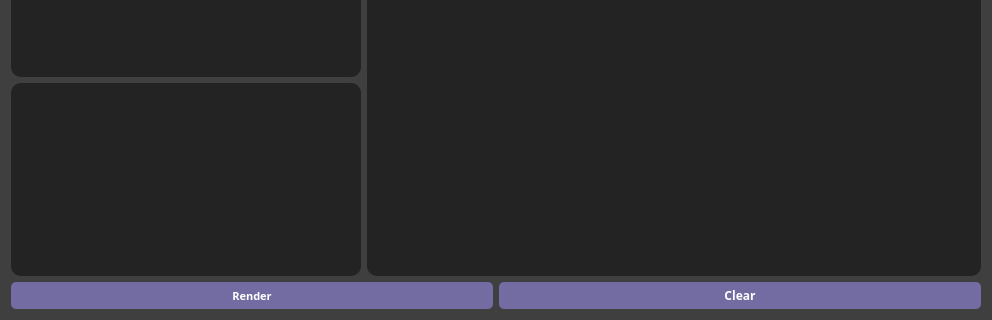
Before: the Qt Designer form UI/nukeTerminal_UI.ui in rameshbabuvfx/nuke_terminal_render, drawn with Qt 5; both pictures show x 0 to 992 and y 159 to 479 of the 992 by 479 pixel window.
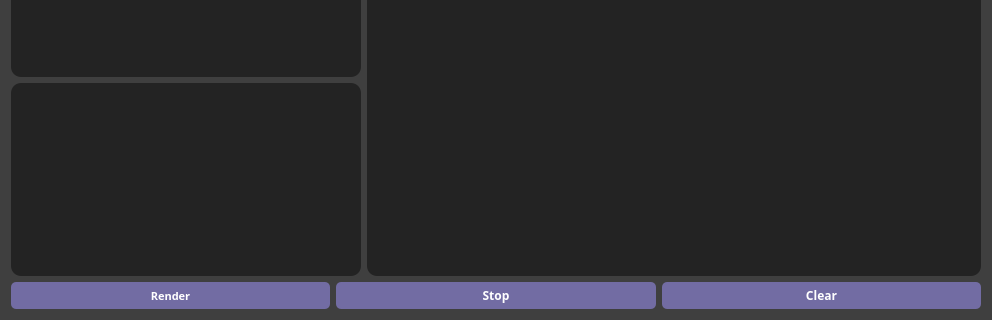
After: the same form once the commit is applied.

```diff
--- a/UI/nukeTerminal_UI.ui
+++ b/UI/nukeTerminal_UI.ui
@@ -13,6 +13,13 @@
     <height>479</height>
    </rect>
   </property>
+  <property name="font">
+   <font>
+    <family>MS Reference Sans Serif</family>
+    <weight>75</weight>
+    <bold>true</bold>
+   </font>
+  </property>
   <property name="windowTitle">
    <string>Form</string>
   </property>
@@ -60,6 +67,36 @@
        </property>
       </widget>
      </item>
+     <item>
+      <widget class="QPushButton" name="stop_pushButton">
+       <property name="minimumSize">
+        <size>
+         <width>0</width>
+         <height>27</height>
+        </size>
+       </property>
+       <property name="font">
+        <font>
+         <family>MS Reference Sans Serif</family>
+         <weight>75</weight>
+         <bold>true</bold>
+        </font>
+       </property>
+       <property name="styleSheet">
+        <string notr="true">QPushButton{
+	background-color: rgb(114, 108, 163);
+	color: rgb(255, 255, 255);
+	border-radius:5px;
+}
+QPushButton:pressed{
+	background-color: rgb(85, 81, 122);
+}</string>
+       </property>
+       <property name="text">
+        <string>Stop</string>
+       </property>
+      </widget>
+     </item>
      <item>
       <widget class="QPushButton" name="clear_pushButton">
        <property name="minimumSize">
```
